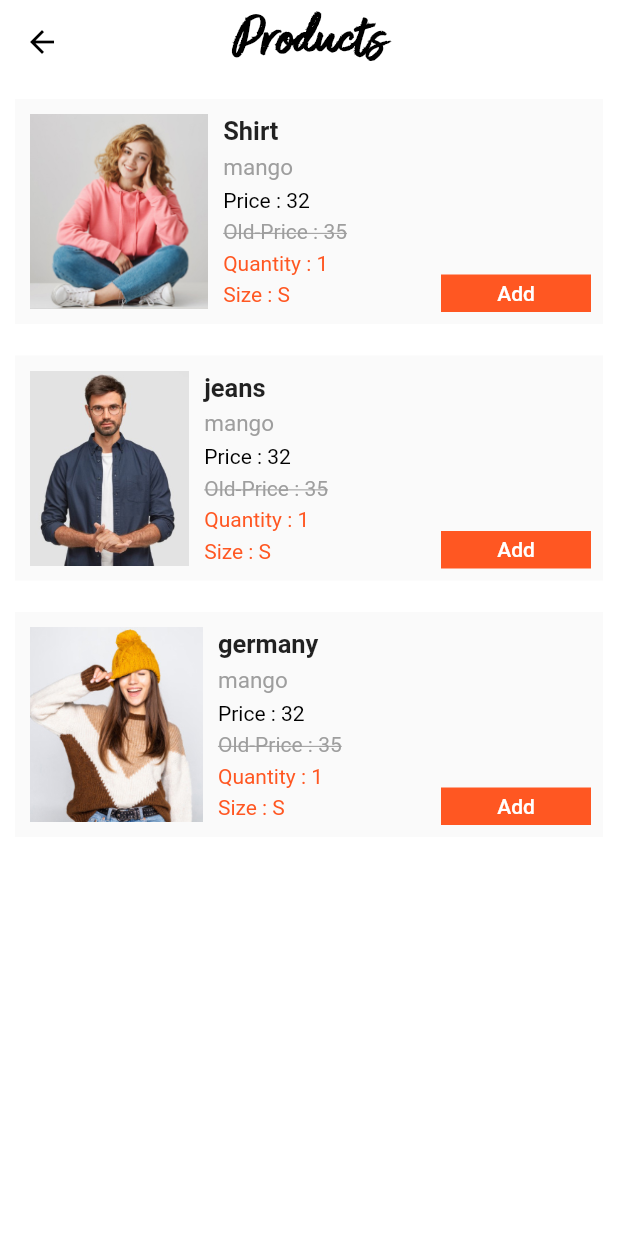
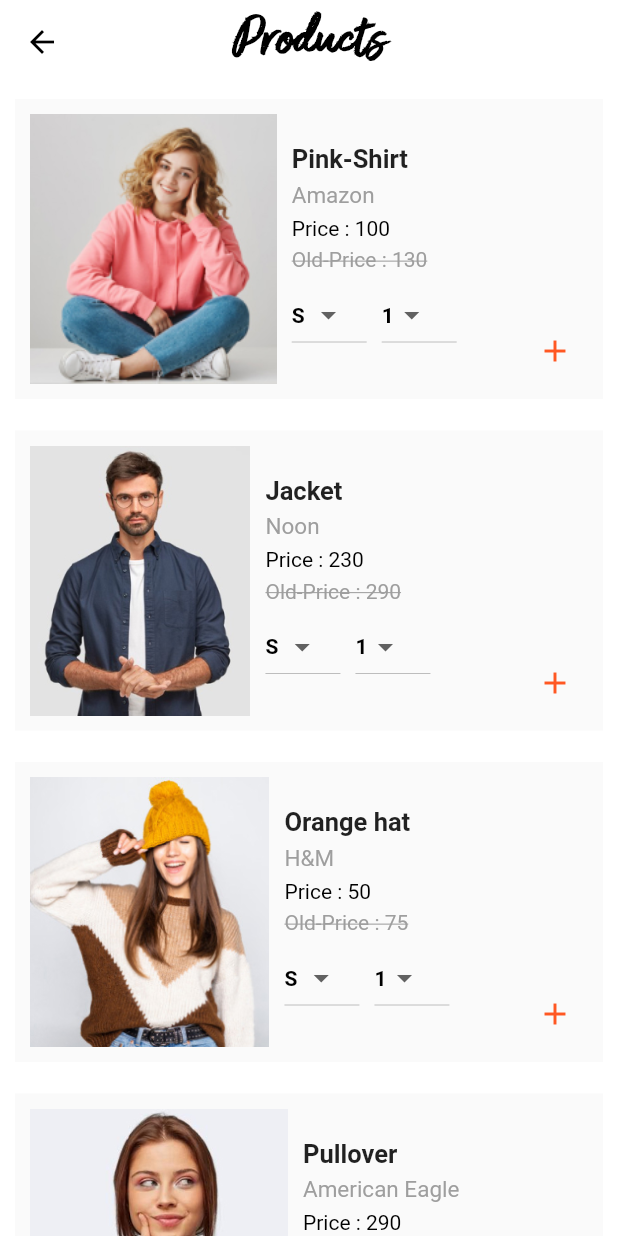
Before and after one commit to mahmoudradwan11/multikart, a Flutter app: the Items screen opened directly, on a phone screen of 412 x 824 dp. Run offline on Flutter 3.47's test engine with Material 2 defaults, Android fonts, the light colour scheme and no system bars; our stand-ins replace bloc, cloud_firestore, firebase_auth, firebase_core, flutter_bloc, fluttertoast and 3 more; accounts and stored records are empty.

Commit message:
version 17

```diff
--- a/lib/models/product_model/product_model.dart
+++ b/lib/models/product_model/product_model.dart
@@ -3,9 +3,9 @@ class ProductModel
   String name;
   String brand;
   String image;
-  String size;
+  String? size;
   int price;
-  int qty;
+  int? qty;
   int oldPrice;
-  ProductModel(this.name,this.brand,this.image,this.size,this.qty,this.price,this.oldPrice);
+  ProductModel(this.name,this.brand,this.image,this.price,this.oldPrice,{this.size,this.qty});
 }
--- a/lib/modules/Items/items.dart
+++ b/lib/modules/Items/items.dart
@@ -4,6 +4,7 @@ import 'package:multikart/models/product_model/product_model.dart';
 import 'package:multikart/shared/components/components.dart';
 import 'package:multikart/shared/cubit/cubit.dart';
 import 'package:multikart/shared/cubit/states.dart';
+import 'package:multikart/shared/styles/colors.dart';
 
 class Items extends StatelessWidget {
   const Items({Key? key}) : super(key: key);
@@ -41,7 +42,7 @@ class Items extends StatelessWidget {
               decoration: BoxDecoration(
                 color: Colors.grey[50],
               ),
-              height: 150,
+              height: 200,
               width: double.infinity,
               child: Row(
                 children: [
@@ -81,9 +82,6 @@ class Items extends StatelessWidget {
                       const SizedBox(
                         height: 5,
                       ),
-                      Column(
-                        crossAxisAlignment: CrossAxisAlignment.start,
-                        children: [
                       Text(
                         'Price : ${model.price}',
                         style: const TextStyle(
@@ -104,16 +102,45 @@ class Items extends StatelessWidget {
                       const SizedBox(
                         height: 5,
                       ),
-                          Text(
-                            'Quantity : ${model.qty}',
-                            style: const TextStyle(color: Colors.deepOrange),
+                      Row(
+                        children: [
+                          Container(
+                            height: 50,
+                            width: 50,
+                            child: DropdownButton(
+                              items: ["S", "M", "L", "Xl"]
+                                  .map((e) => DropdownMenuItem(
+                                        value: e,
+                                        child: Text(e),
+                                      ))
+                                  .toList(),
+                              onChanged: (value) {
+                                MulikartCubit.get(context).selectSize(value);
+                              },
+                              value: MulikartCubit.get(context).selectedSize,
+                            ),
+                            //color: Colors.yellow,
                           ),
                           const SizedBox(
-                            height: 5,
+                            width: 10,
                           ),
-                          Text(
-                            'Size : ${model.size}',
-                            style: const TextStyle(color: Colors.deepOrange),
+                          Container(
+                            height: 50,
+                            width: 50,
+                            child: DropdownButton(
+                              items: [1, 2, 3, 4, 5, 6, 7, 8]
+                                  .map((e) => DropdownMenuItem(
+                                        value: e,
+                                        child: Text('$e'),
+                                      ))
+                                  .toList(),
+                              onChanged: (value) {
+                                MulikartCubit.get(context)
+                                    .selectQuantity(value);
+                              },
+                              value:
+                                  MulikartCubit.get(context).selectedQuantity,
+                            ),
                           ),
                         ],
                       )
@@ -124,23 +151,23 @@ class Items extends StatelessWidget {
             ),
             Padding(
               padding: const EdgeInsets.all(8.0),
-              child: defButton(
-                function: () {
+              child: IconButton(
+                onPressed: () {
                   MulikartCubit.get(context).insertCard(
                     name: model.name,
                     brand: model.brand,
                     image: model.image,
-                    size: model.size,
+                    size: MulikartCubit.get(context).selectedSize!,
                     price: model.price,
-                    qty: model.qty,
+                    qty: MulikartCubit.get(context).selectedQuantity!,
                     oldPrice: model.oldPrice,
                   );
                   showToast('Added Successfully', ToastStates.SUCCESS);
                 },
-                text: 'Add',
-                width: 100,
-                heigth: 25,
-                isUpper: false,
+                icon: const Icon(
+                  Icons.add,
+                  color: defaultColor,
+                ),
               ),
             ),
           ],
--- a/lib/shared/cubit/cubit.dart
+++ b/lib/shared/cubit/cubit.dart
@@ -1,15 +1,11 @@
-import 'package:bloc/bloc.dart';
 import 'package:cloud_firestore/cloud_firestore.dart';
 import 'package:flutter/material.dart';
 import 'package:flutter_bloc/flutter_bloc.dart';
 import 'package:multikart/models/brands/brands.dart';
-import 'package:multikart/models/card/card.dart';
 import 'package:multikart/models/product_model/product_model.dart';
 import 'package:multikart/models/top_cate/top.dart';
 import 'package:multikart/models/trend/trend.dart';
 import 'package:multikart/models/user/user.dart';
-import 'package:multikart/modules/Items/items.dart';
-import 'package:multikart/modules/card/cart.dart';
 import 'package:multikart/modules/category/cate.dart';
 import 'package:multikart/modules/login/login.dart';
 import 'package:multikart/modules/products/products.dart';
@@ -30,6 +26,8 @@ class MulikartCubit extends Cubit<MultikartStates> {
   String? name;
   String? email;
   String? image;
+  String? selectedSize = 'S';
+  int? selectedQuantity = 1;
   List<Map> wish = [];
   List<Map> card = [];
   List<BottomNavigationBarItem> items = const [
@@ -65,9 +63,15 @@ class MulikartCubit extends Cubit<MultikartStates> {
     Profile(),
   ];
   List<ProductModel>products = [
-    ProductModel('Shirt','mango','images/1.jpg','S',1, 32, 35),
-    ProductModel('jeans','mango','images/2.jpg','S',1, 32, 35),
-    ProductModel('germany','mango','images/3.jpg','S',1, 32, 35),
+    ProductModel('Pink-Shirt','Amazon','images/1.jpg',100,130),
+    ProductModel('Jacket','Noon','images/2.jpg',230, 290),
+    ProductModel('Orange hat ','H&M','images/3.jpg',50, 75),
+    ProductModel('Pullover','American Eagle','images/4.jpg',290, 350),
+    ProductModel('Sweet-Shirt','We walk','images/5.jpg',200, 240),
+    ProductModel('Dress','My sword','images/6.jpg',150, 190),
+    ProductModel('Sweet-Shirt','Max Fashion','images/7.jpg',210, 250),
+    ProductModel('Kids Collection','Nike','images/8.jpg',420, 480),
+    ProductModel('Pocket','Shi In','images/9.jpg',120, 165),
   ];
   List<TopCate> topCate = [
     TopCate(
@@ -100,6 +104,16 @@ class MulikartCubit extends Cubit<MultikartStates> {
   void changeScreen(index) {
     currentIndex = index;
     emit(ChangeScreen());
+  }
+  void selectSize(size)
+  {
+     selectedSize = size;
+     emit(ChangeSize());
+  }
+  void selectQuantity(quantity)
+  {
+    selectedQuantity =  quantity;
+    emit(ChangeQuantity());
   }
 
   void updateUser({
--- a/lib/shared/cubit/states.dart
+++ b/lib/shared/cubit/states.dart
@@ -32,3 +32,7 @@ class ErrorGetCardState extends MultikartStates{}
 class DeleteWishState extends MultikartStates {}
 
 class DeleteCardState extends MultikartStates{}
+
+class ChangeSize extends MultikartStates{}
+
+class ChangeQuantity extends MultikartStates{}
```
Lines whose indentation alone changed are shown as unchanged.
